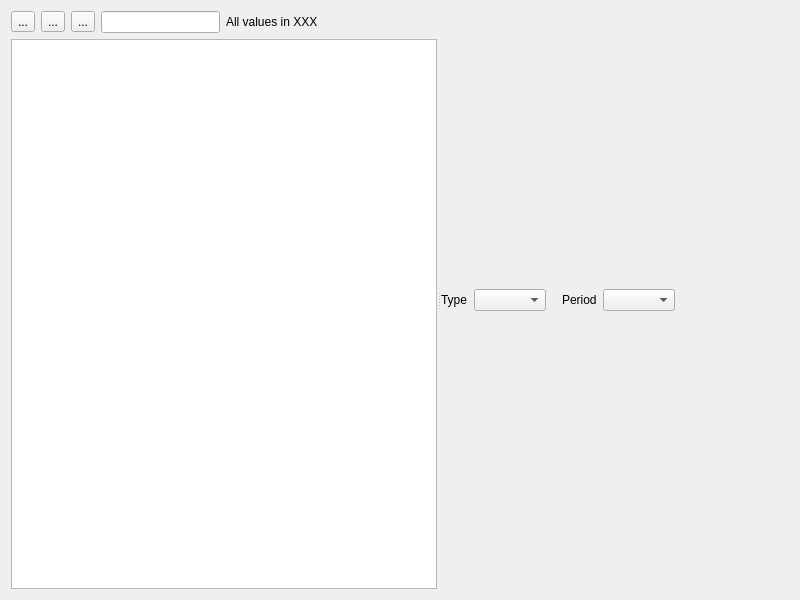
JakubFranek/Kapytal, file src/views/ui_files/reports/attribute_report.ui: the form before one commit.
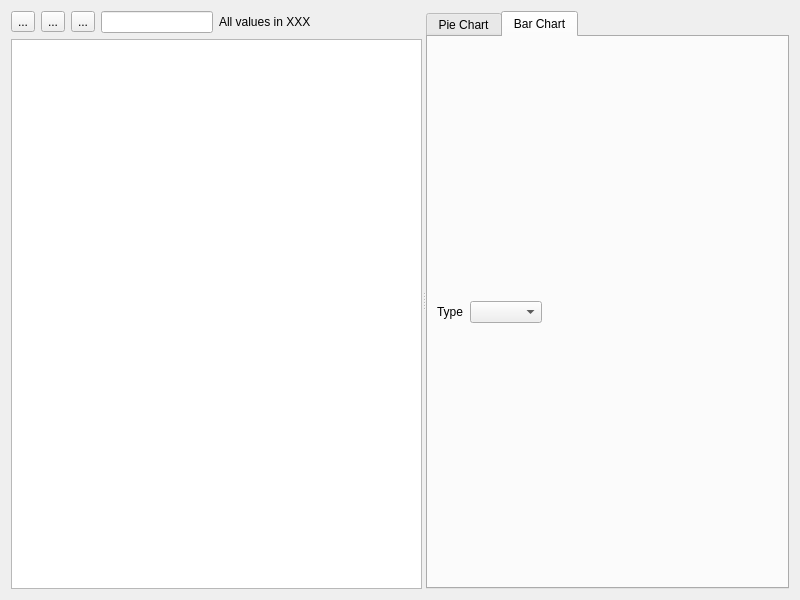
The form after the commit. The open tabs and pages were chosen to show the change.

Commit message:
Add clickable bar chart to AttributeReport
Add bar chart support to AttributeReport view and presenter.
Add split_attribute_stats to attribute_stats module.
Add income/expense totals/averages to attribute_stats
calculate_periodic_totals_and_averages function.
Handle zero length data series in StackedBarChartView.load_data method.
Add background_color argument to PieChartView init method.

Diff of the .ui file:
```diff
--- a/src/views/ui_files/reports/attribute_report.ui
+++ b/src/views/ui_files/reports/attribute_report.ui
@@ -91,19 +91,29 @@
      <widget class="QWidget" name="verticalLayoutWidget_2">
       <layout class="QVBoxLayout" name="chartVerticalLayout">
        <item>
-        <layout class="QHBoxLayout" name="chartControlsHorizontalLayout">
+        <widget class="QTabWidget" name="tabWidget">
+         <property name="currentIndex">
+          <number>0</number>
+         </property>
+         <widget class="QWidget" name="pieTab">
+          <attribute name="title">
+           <string>Pie Chart</string>
+          </attribute>
+          <layout class="QVBoxLayout" name="verticalLayout">
          <item>
-          <widget class="QLabel" name="typeLabel">
+            <layout class="QHBoxLayout" name="pieChartControlsHorizontalLayout">
+             <item>
+              <widget class="QLabel" name="pieTypeLabel">
            <property name="text">
             <string>Type</string>
            </property>
           </widget>
          </item>
          <item>
-          <widget class="QComboBox" name="typeComboBox"/>
+              <widget class="QComboBox" name="pieTypeComboBox"/>
          </item>
          <item>
-          <spacer name="chartControlsHorizontalSpacer_1">
+              <spacer name="pieChartControlsHorizontalSpacer_1">
            <property name="orientation">
             <enum>Qt::Horizontal</enum>
            </property>
@@ -119,17 +129,17 @@
           </spacer>
          </item>
          <item>
-          <widget class="QLabel" name="periodLabel">
+              <widget class="QLabel" name="piePeriodLabel">
            <property name="text">
             <string>Period</string>
            </property>
           </widget>
          </item>
          <item>
-          <widget class="QComboBox" name="periodComboBox"/>
+              <widget class="QComboBox" name="piePeriodComboBox"/>
          </item>
          <item>
-          <spacer name="chartControlsHorizontalSpacer_2">
+              <spacer name="pieChartControlsHorizontalSpacer_2">
            <property name="orientation">
             <enum>Qt::Horizontal</enum>
            </property>
@@ -142,6 +152,44 @@
           </spacer>
          </item>
         </layout>
+           </item>
+          </layout>
+         </widget>
+         <widget class="QWidget" name="barTab">
+          <attribute name="title">
+           <string>Bar Chart</string>
+          </attribute>
+          <layout class="QVBoxLayout" name="verticalLayout_2">
+           <item>
+            <layout class="QHBoxLayout" name="horizontalLayout">
+             <item>
+              <widget class="QLabel" name="barTypeLabel">
+               <property name="text">
+                <string>Type</string>
+               </property>
+              </widget>
+             </item>
+             <item>
+              <widget class="QComboBox" name="barTypeComboBox"/>
+             </item>
+             <item>
+              <spacer name="barHorizontalSpacer">
+               <property name="orientation">
+                <enum>Qt::Horizontal</enum>
+               </property>
+               <property name="sizeHint" stdset="0">
+                <size>
+                 <width>40</width>
+                 <height>20</height>
+                </size>
+               </property>
+              </spacer>
+             </item>
+            </layout>
+           </item>
+          </layout>
+         </widget>
+        </widget>
        </item>
       </layout>
      </widget>
```
Lines whose indentation alone changed are shown as unchanged. The commit also changes 7 other files.
